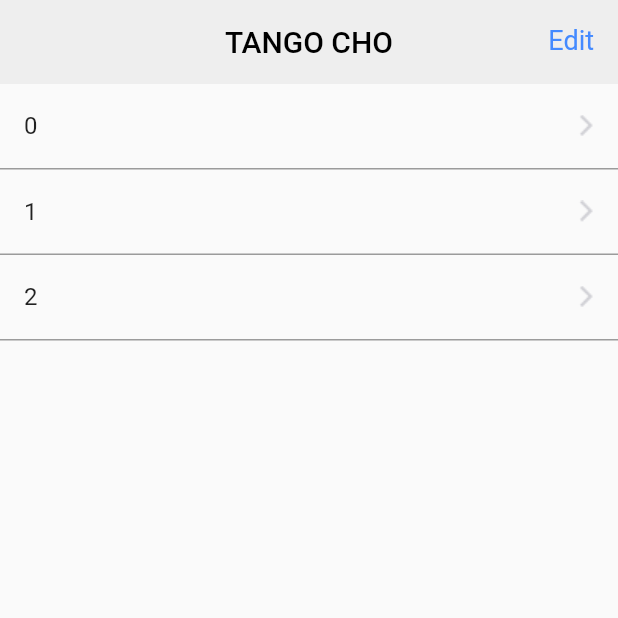
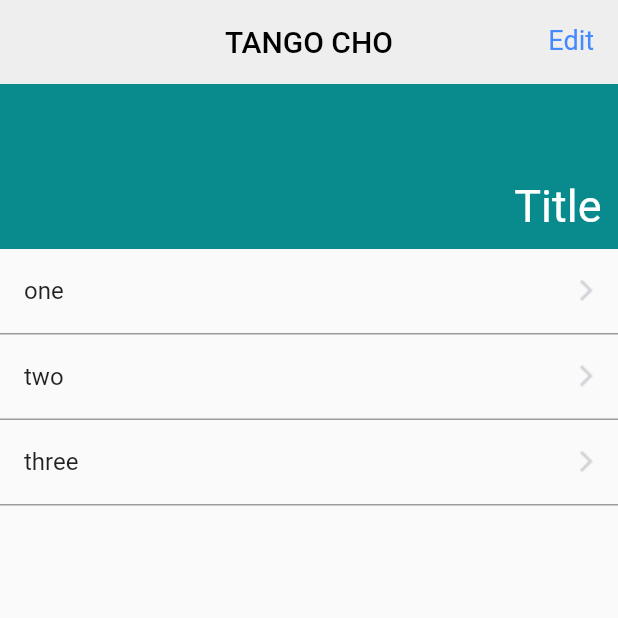
Before and after one commit to Tetsukick/TANGO, a Flutter app: the TangoListDetailWidget screen opened directly, on a phone screen of 412 x 824 dp, the top half of it. Run offline on Flutter 3.47's test engine with Material 2 defaults, Android fonts, the phone set to English and light mode, and no system bars; Roboto replaces fonts that are missing (SFProDisplay).

Commit message:
タイトル表示用のViewの追加

```diff
--- a/source_code/tango/lib/TangoListDetailScreen.dart
+++ b/source_code/tango/lib/TangoListDetailScreen.dart
@@ -61,6 +61,42 @@ class ListState extends State<TangoListDetailWidget> {
       appBar: Header(),
       body: ListView.builder(
         itemBuilder: (BuildContext context, int index) {
+
+          if (index == 0) {
+            return Container(
+                width: 375,
+                height: 110,
+                decoration: new BoxDecoration(
+                    color: Color(0xff098a8c),
+                    border: Border.all(
+                        color: Color(0xff098a8c),
+                        width: 1
+                    )
+                ),
+                child: Container(
+                  margin: EdgeInsets.only(right: 10, bottom: 10),
+                  child: Row(
+                      crossAxisAlignment: CrossAxisAlignment.start,
+                      verticalDirection: VerticalDirection.up,
+                      textDirection: TextDirection.rtl,
+                      children: [
+                        Text("Title",
+                          style: TextStyle(
+                            fontFamily: 'SFProDisplay',
+                            color: Color(0xffffffff),
+                            fontSize: 30,
+                            fontWeight: FontWeight.w400,
+                            fontStyle: FontStyle.normal,
+                            letterSpacing: 0.0075,
+                          ),
+                          textAlign: TextAlign.right,
+                        ),
+                      ]
+                  ),
+                ),
+            );
+          }
+
           return Container(
               decoration: BoxDecoration(
                 border: Border(
@@ -69,10 +105,10 @@ class ListState extends State<TangoListDetailWidget> {
               ),
               child: ListTile(
                 trailing: Image.asset('assets/right_detail_grey.png'),
-                title: Text('$index'),
+                title: Text(listItem[index - 1]),
                 onTap: () { /* react to the tile being tapped */ },
               ));},
-        itemCount: listItem.length,
+        itemCount: listItem.length + 1,
       ),
     );
   }
```
